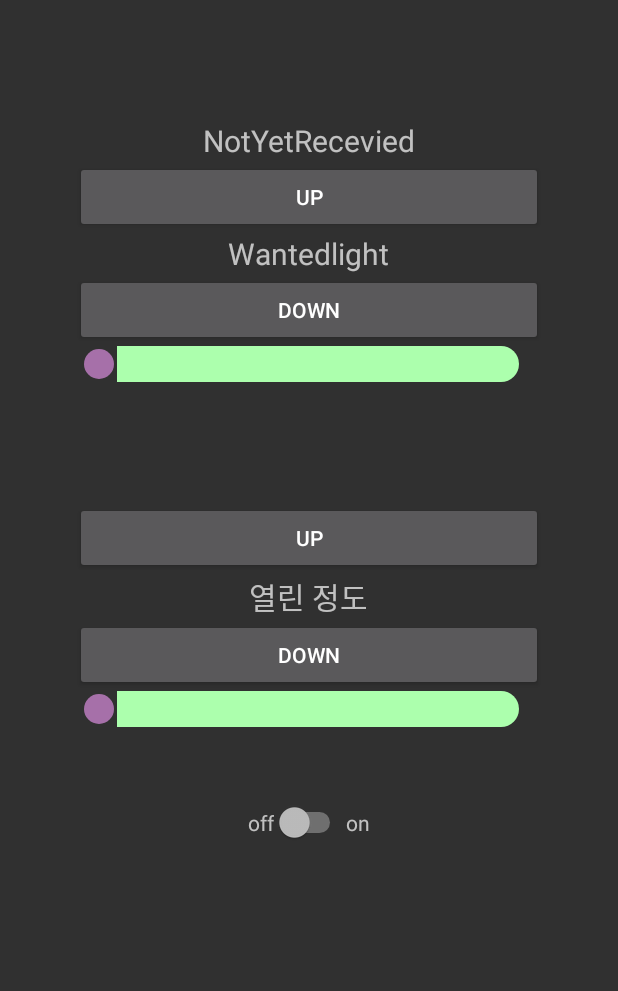
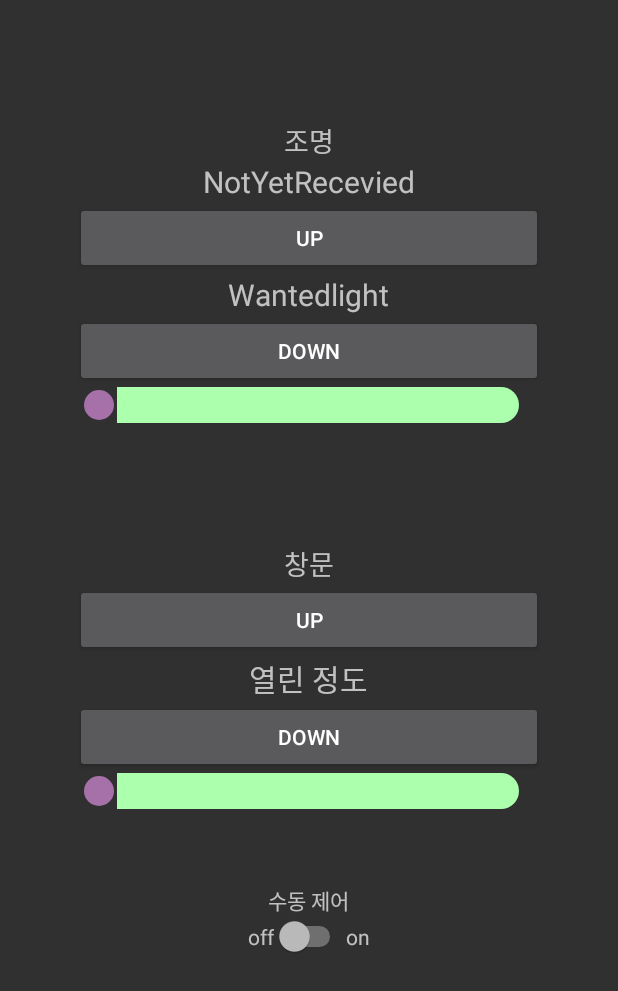
Before and after one commit to bongwon-suh/full_house, an Android app: the LightandWindowActivity screen opened directly, with no data from a screen before it, on a phone screen of 412 x 824 dp. Shown: the top 991 px of the screen. Run offline under Robolectric (Android 15) with nearby library versions, the phone set to English and light mode, and no system bars; libraries missing offline, so code that uses them is left out: org.eclipse.paho; 4 statements that could not run were skipped.

Commit message:
Android 완료

```diff
--- a/application/UseMqtt/app/src/main/java/com/example/usemqtt/MainActivity.kt
+++ b/application/UseMqtt/app/src/main/java/com/example/usemqtt/MainActivity.kt
@@ -37,10 +37,10 @@ class MainActivity : AppCompatActivity() {
         garageswitch.setOnCheckedChangeListener { _, isChecked ->
             if (isChecked) {
                 // The toggle is enabled
-                mqttClient.publish("home/entrance","1")
+                mqttClient.publish("home/garage","1")
             } else {
                 // The toggle is disabled
-                mqttClient.publish("home/entrance","0")
+                mqttClient.publish("home/garage","0")
             }
         }
 
--- a/application/UseMqtt/app/src/main/res/layout-land/activity_light.xml
+++ b/application/UseMqtt/app/src/main/res/layout-land/activity_light.xml
@@ -26,15 +26,24 @@
                 android:layout_width="250dp"
                 android:layout_height="wrap_content"
                 android:layout_marginStart="20dp"
-                android:layout_marginTop="105dp"
+                android:layout_marginTop="80dp"
                 android:layout_marginEnd="20dp"
                 android:foregroundGravity="center_vertical|center_horizontal"
                 android:orientation="vertical">
+
+                <TextView
+                    android:id="@+id/textView15"
+                    android:layout_width="wrap_content"
+                    android:layout_height="wrap_content"
+                    android:layout_gravity="center_horizontal"
+                    android:text="창문"
+                    android:textSize="30sp" />
 
                 <Button
                     android:id="@+id/windoup"
                     android:layout_width="match_parent"
                     android:layout_height="wrap_content"
+                    android:layout_marginTop="25dp"
                     android:text="@string/up"
                     tools:ignore="UnknownIdInLayout" />
 
@@ -93,7 +102,7 @@
                         android:text="off" />
 
                     <Switch
-                        android:id="@+id/illuswitch"
+                        android:id="@+id/activeswitch2"
                         android:layout_width="wrap_content"
                         android:layout_height="wrap_content"
                         tools:ignore="UseSwitchCompatOrMaterialXml" />
@@ -114,6 +123,14 @@
                 android:layout_marginEnd="20dp"
                 android:foregroundGravity="center_vertical|center_horizontal"
                 android:orientation="vertical">
+
+                <TextView
+                    android:id="@+id/textView16"
+                    android:layout_width="wrap_content"
+                    android:layout_height="wrap_content"
+                    android:layout_gravity="center_horizontal"
+                    android:text="조명"
+                    android:textSize="24sp" />
 
                 <TextView
                     android:id="@+id/roomillu"
--- a/application/UseMqtt/app/src/main/res/layout/activity_light.xml
+++ b/application/UseMqtt/app/src/main/res/layout/activity_light.xml
@@ -23,6 +23,13 @@
             android:layout_marginEnd="50dp"
             android:foregroundGravity="center_vertical|center_horizontal"
             android:orientation="vertical">
+
+            <TextView
+                android:layout_width="wrap_content"
+                android:layout_height="wrap_content"
+                android:layout_gravity="center_horizontal"
+                android:text="조명"
+                android:textSize="18sp" />
 
             <TextView
                 android:id="@+id/roomillu"
@@ -74,10 +81,18 @@
             android:foregroundGravity="center_vertical|center_horizontal"
             android:orientation="vertical">
 
+            <TextView
+                android:layout_width="wrap_content"
+                android:layout_height="wrap_content"
+                android:layout_gravity="center_horizontal"
+                android:text="창문"
+                android:textSize="18sp" />
+
             <Button
                 android:id="@+id/windoup"
                 android:layout_width="match_parent"
                 android:layout_height="wrap_content"
+                android:layout_gravity="center_horizontal"
                 android:text="@string/up"
                 tools:ignore="UnknownIdInLayout" />
 
@@ -86,7 +101,7 @@
                 android:layout_width="wrap_content"
                 android:layout_height="wrap_content"
                 android:layout_gravity="center_horizontal"
-                android:text="열린 정도"
+                android:text="@string/opened"
                 android:textSize="20sp" />
 
             <Button
@@ -105,11 +120,18 @@
                 android:progressDrawable="@drawable/custom_seekbar"
                 android:thumb="@drawable/ic_baseline_brightness_1_24" />
 
+            <TextView
+                android:layout_width="wrap_content"
+                android:layout_height="wrap_content"
+                android:layout_gravity="center_horizontal"
+                android:layout_marginTop="50dp"
+                android:text="수동 제어" />
+
             <LinearLayout
                 android:layout_width="wrap_content"
                 android:layout_height="wrap_content"
                 android:layout_gravity="center_horizontal"
-                android:layout_marginTop="50dp"
+                android:layout_marginTop="0dp"
                 android:orientation="horizontal">
 
                 <TextView
@@ -117,10 +139,11 @@
                     android:layout_width="wrap_content"
                     android:layout_height="wrap_content"
                     android:gravity="right"
-                    android:text="off" />
+                    android:text="@string/off"
+                    tools:ignore="RtlHardcoded" />
 
                 <Switch
-                    android:id="@+id/windoswitch"
+                    android:id="@+id/activeswitch2"
                     android:layout_width="wrap_content"
                     android:layout_height="wrap_content"
                     tools:ignore="UseSwitchCompatOrMaterialXml" />
@@ -129,7 +152,7 @@
                     android:id="@+id/textView10"
                     android:layout_width="wrap_content"
                     android:layout_height="wrap_content"
-                    android:text="on" />
+                    android:text="@string/on" />
             </LinearLayout>
 
         </LinearLayout>
--- a/application/UseMqtt/app/src/main/res/values/strings.xml
+++ b/application/UseMqtt/app/src/main/res/values/strings.xml
@@ -14,4 +14,7 @@
     <string name="down">down</string>
     <string name="up">up</string>
     <string name="notyetrecevied">NotYetRecevied</string>
+    <string name="off">off</string>
+    <string name="on">on</string>
+    <string name="opened">열린 정도</string>
 </resources>
```
Also changed, not shown: application/UseMqtt/app/src/main/java/com/example/usemqtt/AirconActivity.kt (+14 -20 lines), application/UseMqtt/app/src/main/java/com/example/usemqtt/LightandWindowActivity.kt (+15 -10 lines), application/UseMqtt/app/src/main/res/layout/activity_aircon.xml (+48 -54 lines).
